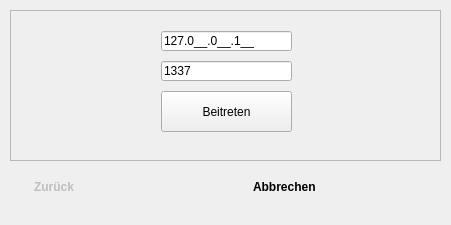
This is forms/setupwindow.ui in OliverSuchan/EasySet as Qt 5 draws it before an edit. The edited form follows.
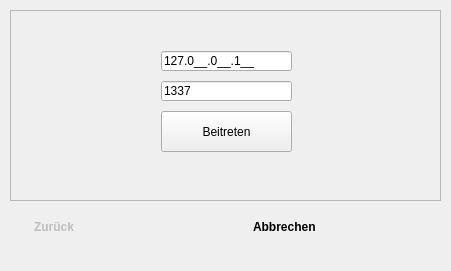
This is the edited form. The open tabs and pages were chosen to show the change.

Patch:
```diff
--- a/forms/setupwindow.ui
+++ b/forms/setupwindow.ui
@@ -7,7 +7,7 @@
     <x>0</x>
     <y>0</y>
     <width>451</width>
-    <height>225</height>
+    <height>271</height>
    </rect>
   </property>
   <property name="windowTitle">
@@ -20,7 +20,7 @@
       <x>10</x>
       <y>10</y>
       <width>431</width>
-      <height>151</height>
+      <height>191</height>
      </rect>
     </property>
     <property name="frameShape">
@@ -234,7 +234,7 @@
       <property name="geometry">
        <rect>
         <x>150</x>
-        <y>20</y>
+        <y>40</y>
         <width>131</width>
         <height>20</height>
        </rect>
@@ -253,7 +253,7 @@
       <property name="geometry">
        <rect>
         <x>150</x>
-        <y>50</y>
+        <y>70</y>
         <width>131</width>
         <height>20</height>
        </rect>
@@ -272,7 +272,7 @@
       <property name="geometry">
        <rect>
         <x>150</x>
-        <y>80</y>
+        <y>100</y>
         <width>131</width>
         <height>41</height>
        </rect>
@@ -296,7 +296,7 @@
     <property name="geometry">
      <rect>
       <x>21</x>
-      <y>170</y>
+      <y>210</y>
       <width>191</width>
       <height>41</height>
      </rect>
@@ -318,7 +318,7 @@
     <property name="geometry">
      <rect>
       <x>240</x>
-      <y>170</y>
+      <y>210</y>
       <width>191</width>
       <height>41</height>
      </rect>
```
Left out of the diff: 12 changed lines with no effect on the pictures.
